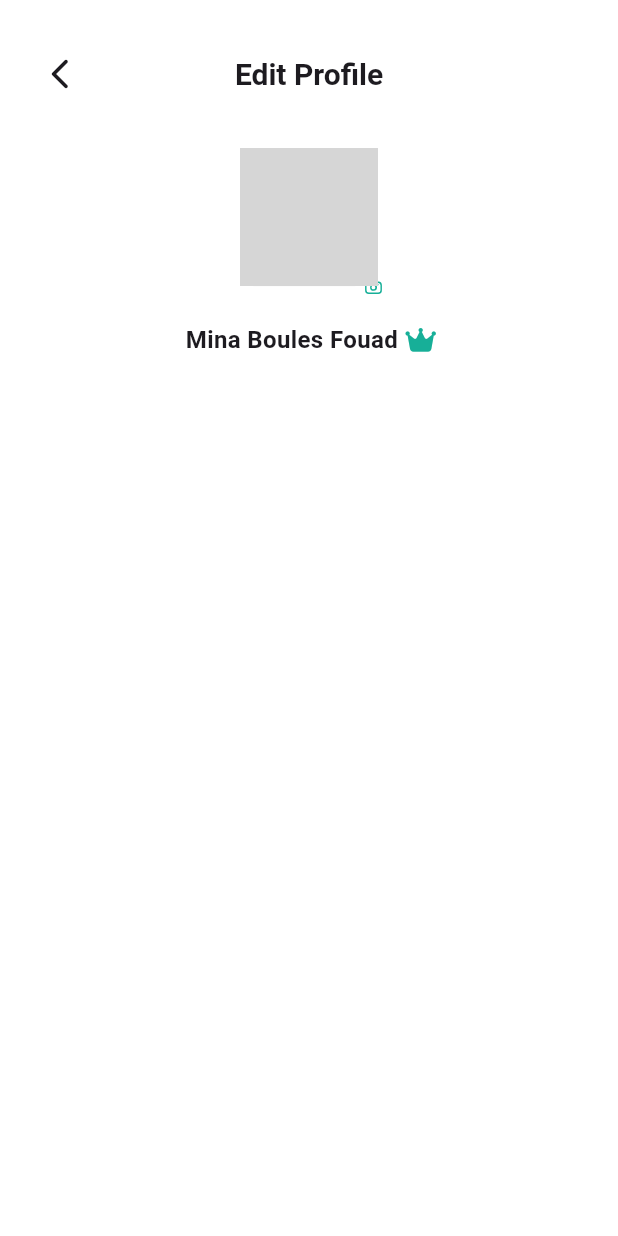
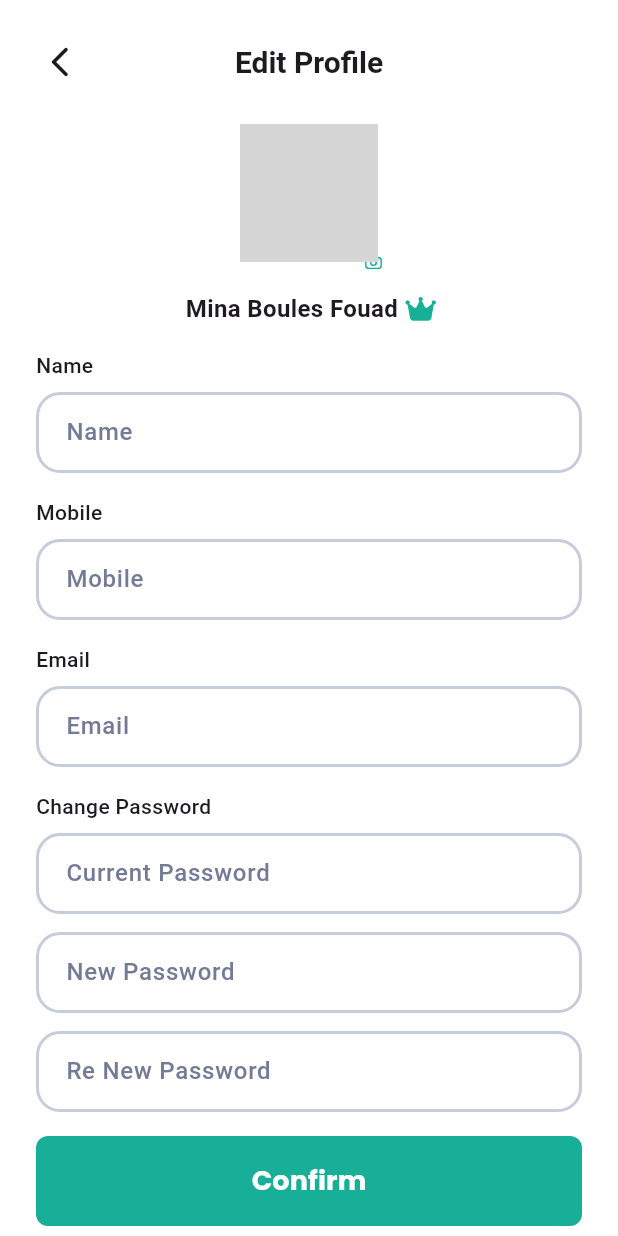
Before and after one commit to MakariosFared/My_Ecommerce_App, a Flutter app: the EditProfileView screen opened by its route, on a phone screen of 412 x 824 dp. Run offline on Flutter 3.47's test engine with Material 3 defaults, Android fonts, the phone set to English and light mode, and no system bars; our stand-ins replace flutter_svg, flutter_xlider, font_awesome_flutter, go_router, google_fonts; Roboto replaces fonts that are missing (SF-Pro-Display); grey boxes are pictures that could not be loaded.

Commit message:
edit profile view body

```diff
--- a/lib/Features/edit_profile/presentation/views/edit_profile_view.dart
+++ b/lib/Features/edit_profile/presentation/views/edit_profile_view.dart
@@ -10,8 +10,10 @@ class EditProfileView extends StatelessWidget {
     return Scaffold(
       backgroundColor: Colors.white,
       appBar: AppBar(
+        scrolledUnderElevation: 0,
+        shadowColor: Colors.transparent,
         backgroundColor: Colors.white,
-        toolbarHeight: MediaQuery.of(context).size.height * 0.12,
+        toolbarHeight: MediaQuery.of(context).size.height * 0.1,
         centerTitle: true,
         elevation: 0,
         leading: Padding(
--- /dev/null
+++ b/lib/Features/edit_profile/presentation/views/widgets/custom_edit_text_field.dart
@@ -0,0 +1,42 @@
+import 'package:dikkan/Core/utils/styles.dart';
+import 'package:flutter/material.dart';
+
+class CustomEditTextField extends StatelessWidget {
+  const CustomEditTextField({
+    super.key,
+    required this.hintText,
+  });
+
+  final String hintText;
+  @override
+  Widget build(BuildContext context) {
+    return TextField(
+      onTap: () {},
+      decoration: InputDecoration(
+        hintText: hintText,
+        hintStyle: Styles.textStyleSfProDisplayMedium16.copyWith(
+          color: const Color(0xff747B96),
+        ),
+        contentPadding: const EdgeInsets.symmetric(
+          horizontal: 16,
+          vertical: 15,
+        ),
+        fillColor: Colors.white,
+        filled: true,
+        border: buildBorder(),
+        enabledBorder: buildBorder(),
+        focusedBorder: buildBorder(),
+      ),
+    );
+  }
+}
+
+OutlineInputBorder buildBorder() {
+  return OutlineInputBorder(
+    borderRadius: BorderRadius.circular(16),
+    borderSide: const BorderSide(
+      width: 2,
+      color: Color(0xffC7CCDA),
+    ),
+  );
+}
--- a/lib/Features/edit_profile/presentation/views/widgets/edit_profile_view_body.dart
+++ b/lib/Features/edit_profile/presentation/views/widgets/edit_profile_view_body.dart
@@ -1,4 +1,6 @@
 import 'package:dikkan/Core/utils/styles.dart';
+import 'package:dikkan/Core/utils/widgets/custom_button.dart';
+import 'package:dikkan/Features/edit_profile/presentation/views/widgets/custom_edit_text_field.dart';
 import 'package:dikkan/constant.dart';
 import 'package:flutter/material.dart';
 import 'package:flutter_svg/svg.dart';
@@ -9,7 +11,8 @@ class EditProfileViewBody extends StatelessWidget {
 
   @override
   Widget build(BuildContext context) {
-    return Column(
+    return SingleChildScrollView(
+      child: Column(
         children: [
           Center(
             child: Stack(
@@ -43,7 +46,7 @@ class EditProfileViewBody extends StatelessWidget {
               ],
             ),
           ),
-        const SizedBox(height: 12),
+          const SizedBox(height: 8),
           Row(
             mainAxisAlignment: MainAxisAlignment.center,
             children: [
@@ -59,8 +62,82 @@ class EditProfileViewBody extends StatelessWidget {
                 size: 18,
               ),
             ],
+          ),
+          const SizedBox(height: 16),
+          Padding(
+            padding: const EdgeInsets.only(
+              left: 24,
+              right: 24,
+            ),
+            child: Column(
+              crossAxisAlignment: CrossAxisAlignment.start,
+              children: [
+                Text(
+                  'Name',
+                  style: Styles.textStyleSfProDisplayMedium16.copyWith(
+                    fontSize: 14,
+                  ),
+                ),
+                const SizedBox(height: 8),
+                const CustomEditTextField(
+                  hintText: 'Name',
+                ),
+                const SizedBox(height: 16),
+                Text(
+                  'Mobile',
+                  style: Styles.textStyleSfProDisplayMedium16.copyWith(
+                    fontSize: 14,
+                  ),
+                ),
+                const SizedBox(height: 8),
+                const CustomEditTextField(
+                  hintText: 'Mobile',
+                ),
+                const SizedBox(height: 16),
+                Text(
+                  'Email',
+                  style: Styles.textStyleSfProDisplayMedium16.copyWith(
+                    fontSize: 14,
+                  ),
+                ),
+                const SizedBox(height: 8),
+                const CustomEditTextField(
+                  hintText: 'Email',
+                ),
+                const SizedBox(height: 16),
+                Text(
+                  'Change Password',
+                  style: Styles.textStyleSfProDisplayMedium16.copyWith(
+                    fontSize: 14,
+                  ),
+                ),
+                const SizedBox(height: 8),
+                const CustomEditTextField(
+                  hintText: 'Current Password',
+                ),
+                const SizedBox(height: 12),
+                const CustomEditTextField(
+                  hintText: 'New Password',
+                ),
+                const SizedBox(height: 12),
+                const CustomEditTextField(
+                  hintText: 'Re New Password',
+                ),
+                const SizedBox(height: 16),
+                SizedBox(
+                  width: double.infinity,
+                  child: CustomButton(
+                    borderRadius: BorderRadius.circular(8),
+                    text: "Confirm",
+                    onPressed: () {},
+                  ),
+                ),
+                const SizedBox(height: 16),
+              ],
+            ),
           )
         ],
+      ),
     );
   }
 }
--- a/lib/Features/search/presentation/views/widget/sort_by_buttons.dart
+++ b/lib/Features/search/presentation/views/widget/sort_by_buttons.dart
@@ -16,7 +16,8 @@ class SortByButtons extends StatelessWidget {
 
   @override
   Widget build(BuildContext context) {
-    return ElevatedButton(
+    return Flexible(
+      child: ElevatedButton(
         style: ElevatedButton.styleFrom(
           fixedSize: const Size.fromWidth(119),
           backgroundColor: isSelected ? kGreenColor : Colors.white,
@@ -34,6 +35,7 @@ class SortByButtons extends StatelessWidget {
             color: isSelected ? Colors.white : const Color(0xff8A8585),
           ),
         ),
+      ),
     );
   }
 }
--- a/lib/Features/search/presentation/views/widget/sort_by_section.dart
+++ b/lib/Features/search/presentation/views/widget/sort_by_section.dart
@@ -37,7 +37,9 @@ class _SortBySectionState extends State<SortBySection> {
                     });
                   },
                 ),
-                SortByButtons(
+                Padding(
+                  padding: const EdgeInsets.symmetric(horizontal: 14),
+                  child: SortByButtons(
                     label: 'Rating',
                     isSelected: selectedButton == 'Rating',
                     onTap: () {
@@ -45,6 +47,7 @@ class _SortBySectionState extends State<SortBySection> {
                         selectedButton = 'Rating';
                       });
                     },
+                  ),
                 ),
                 SortByButtons(
                   label: 'Near Me',
@@ -72,7 +75,9 @@ class _SortBySectionState extends State<SortBySection> {
                     });
                   },
                 ),
-                SortByButtons(
+                Padding(
+                  padding: const EdgeInsets.symmetric(horizontal: 14),
+                  child: SortByButtons(
                     label: 'Feature',
                     isSelected: selectedButton == 'Feature',
                     onTap: () {
@@ -80,6 +85,7 @@ class _SortBySectionState extends State<SortBySection> {
                         selectedButton = 'Feature';
                       });
                     },
+                  ),
                 ),
                 SortByButtons(
                   label: 'Recent',
```
Lines whose indentation alone changed are shown as unchanged.
